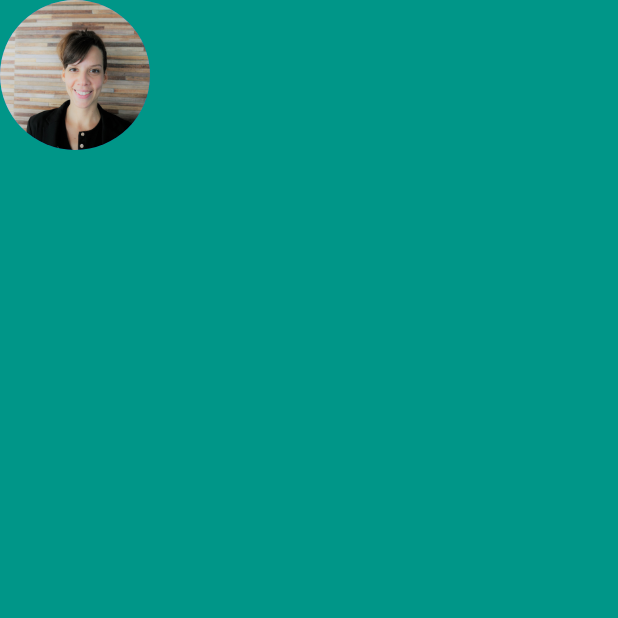
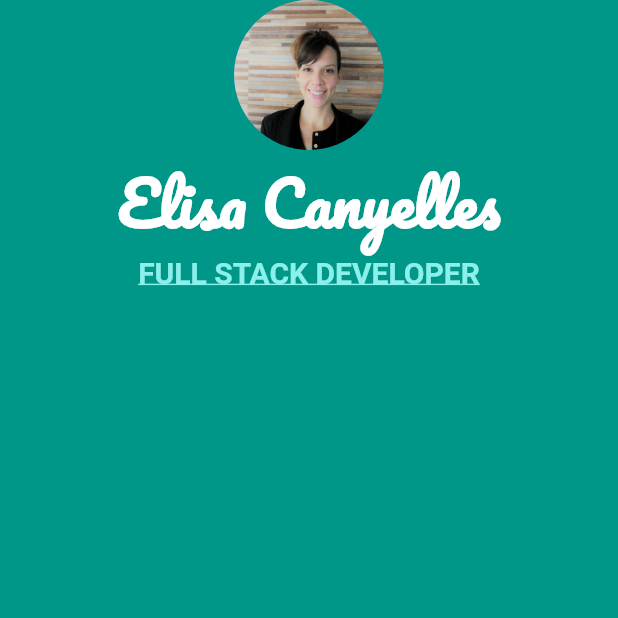
Before and after one commit to Elisa-cf/micard, a Flutter app: the screen it shows after launch, on a phone screen of 412 x 824 dp, the top half of it. Run offline on Flutter 3.47's test engine with Material 2 defaults, Android fonts, the phone set to English and light mode, and no system bars; Roboto replaces fonts that are missing (SourceSansPro-Regular).

Commit message:
add new custom font family to profession title, center the card

```diff
--- a/micard/lib/main.dart
+++ b/micard/lib/main.dart
@@ -15,10 +15,30 @@ class MyApp extends StatelessWidget {
         backgroundColor: Colors.teal,
         body: SafeArea(
           child: Column(
-            children: const <Widget>[
-              CircleAvatar(
-                radius: 50,
-                backgroundImage: AssetImage('images/elisa-canyelles.jpg'),
+            children: <Widget>[
+              const Center(
+                child: CircleAvatar(
+                  radius: 50,
+                  backgroundImage: AssetImage('images/elisa-canyelles.jpg'),
+                ),
+              ),
+              const Text(
+                'Elisa Canyelles',
+                style: TextStyle(
+                    fontSize: 40,
+                    color: Colors.white,
+                    fontWeight: FontWeight.bold,
+                    fontFamily: 'Pacifico'),
+              ),
+              Text(
+                'Full Stack Developer'.toUpperCase(),
+                style: const TextStyle(
+                  fontSize: 20,
+                  color: Color.fromARGB(255, 139, 239, 234),
+                  fontWeight: FontWeight.bold,
+                  fontFamily: 'SourceSansPro-Regular',
+                  decoration: TextDecoration.underline,
+                ),
               ),
             ],
           ),
```
Also changed, not shown: micard/pubspec.yaml (+5 -19 lines), micard/fonts/Pacifico-Regular.ttf (added), micard/fonts/SourceSansPro-Black.ttf (added), micard/fonts/SourceSansPro-BlackItalic.ttf (added), micard/fonts/SourceSansPro-Bold.ttf (added), micard/fonts/SourceSansPro-BoldItalic.ttf (added), micard/fonts/SourceSansPro-ExtraLight.ttf (added), micard/fonts/SourceSansPro-ExtraLightItalic.ttf (added), micard/fonts/SourceSansPro-Italic.ttf (added), micard/fonts/SourceSansPro-Light.ttf (added), micard/fonts/SourceSansPro-LightItalic.ttf (added), micard/fonts/SourceSansPro-Regular.ttf (added), micard/fonts/SourceSansPro-SemiBold.ttf (added), micard/fonts/SourceSansPro-SemiBoldItalic.ttf (added).
